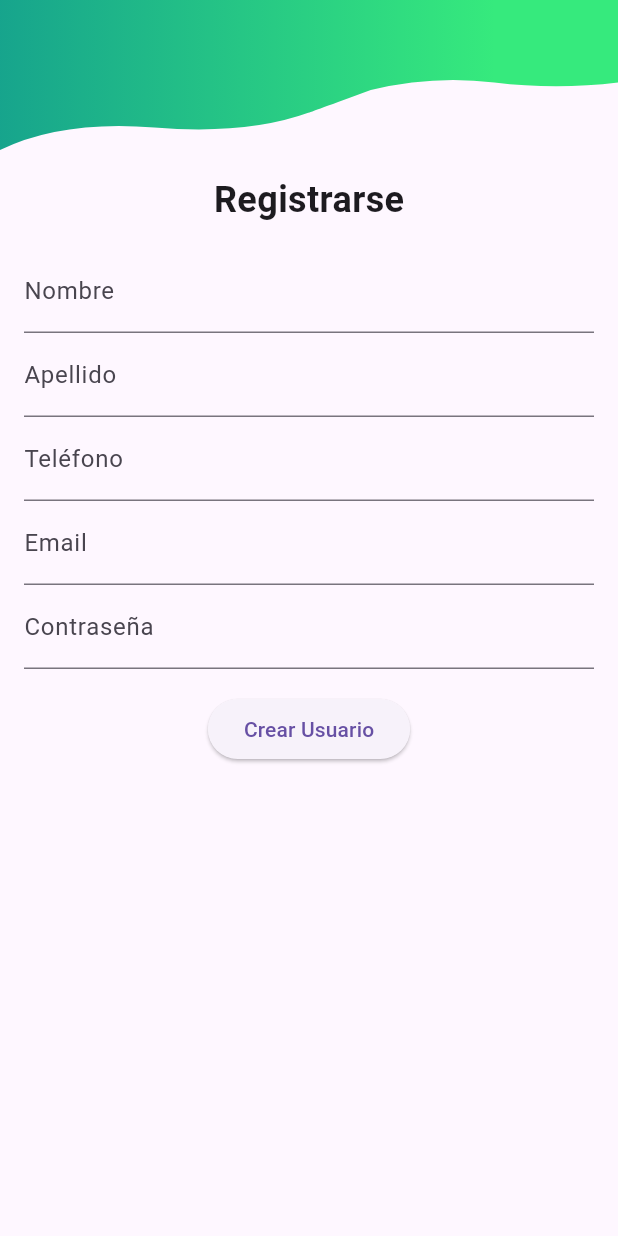
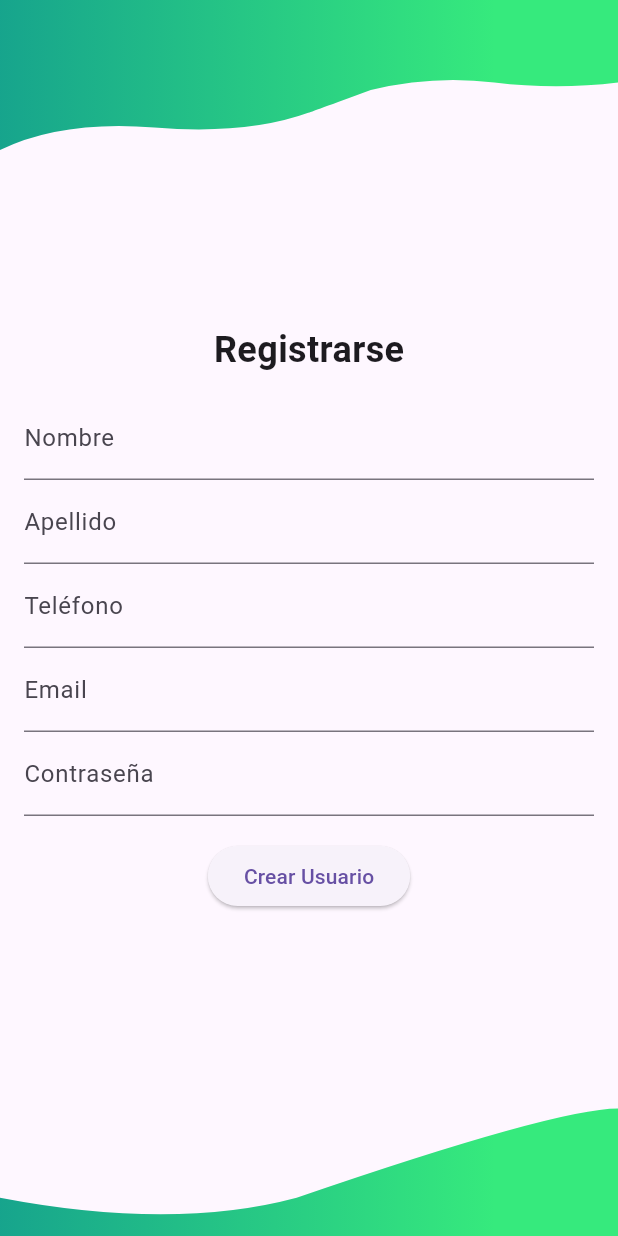
Before and after one commit to Aparevalo/Proyecto-Deteccion-Objetos, a Flutter app: the screen it shows after launch, on a phone screen of 412 x 824 dp. Run offline on Flutter 3.47's test engine with Material 3 defaults, Android fonts, the phone set to English and light mode, and no system bars; our stand-ins replace flutter_keyboard_visibility.

Commit message:
Adaptabilidad con el teclado

```diff
--- a/reconocer/lib/vista/createUser/createUserForm.dart
+++ b/reconocer/lib/vista/createUser/createUserForm.dart
@@ -13,14 +13,24 @@ class CreateUserForm extends StatefulWidget {
 class _CreateUserFormState extends State<CreateUserForm> {
   final UserFormFields formFields = UserFormFields();
   GlobalKey<FormState> _formKey = GlobalKey<FormState>();
+ bool isVisible = false; // Inicializa la variable isVisible con true
+
+  @override
+  void initState() {
+    super.initState();
+    KeyboardVisibilityController().onChange.listen((bool visible) {
+      setState(() {
+        isVisible = visible; // Actualiza isVisible según la visibilidad del teclado
+      });
+    });
+  }
 
   @override
   Widget build(BuildContext context) {
     return MaterialApp(
       home: Scaffold(
-        body: KeyboardVisibilityBuilder(
-          builder: (context, isKeyboardVisible) {
-            return Column(
+        resizeToAvoidBottomInset: false,
+        body: Stack(
           children: [
             CustomPaint(
               painter: LoginFivePainter(),
@@ -28,22 +38,37 @@ class _CreateUserFormState extends State<CreateUserForm> {
                 height: 100,
               ),
             ),
-                Expanded(
+            Align(
+              alignment: Alignment.bottomCenter,
+              child: CustomPaint(
+                painter: BottomRegisterFivePainter(),
+                child: Container(
+                  height: 170,
+                ),
+              ),
+            ),
+            Center(
               child: SingleChildScrollView(
                 child: Padding(
                   padding: const EdgeInsets.all(16.0),
                   child: Column(
                     mainAxisAlignment: MainAxisAlignment.center,
                     children: [
-                          if (!isKeyboardVisible)
-                            Text(
+                      KeyboardVisibilityBuilder(
+                        builder: (context, _isVisible) {
+                          // Muestra el título solo si el teclado no está presente
+                          return isVisible
+                              ? Container() // Puedes usar un contenedor vacío o cualquier otro widget para ocultar el título
+                              : Text(
                                   'Registrarse',
                                   style: TextStyle(
                                     fontSize: 24,
                                     fontWeight: FontWeight.bold,
                                   ),
+                                );
+                        },
                       ),
-                          SizedBox(height: 16),
+                      SizedBox(height: isVisible ? 0 : 14), // Ajusta el tamaño del espacio según la visibilidad del teclado
                       Form(
                         key: _formKey,
                         child: Column(
@@ -69,8 +94,6 @@ class _CreateUserFormState extends State<CreateUserForm> {
               ),
             ),
           ],
-            );
-          },
         ),
       ),
     );
```
Lines whose indentation alone changed are shown as unchanged.
